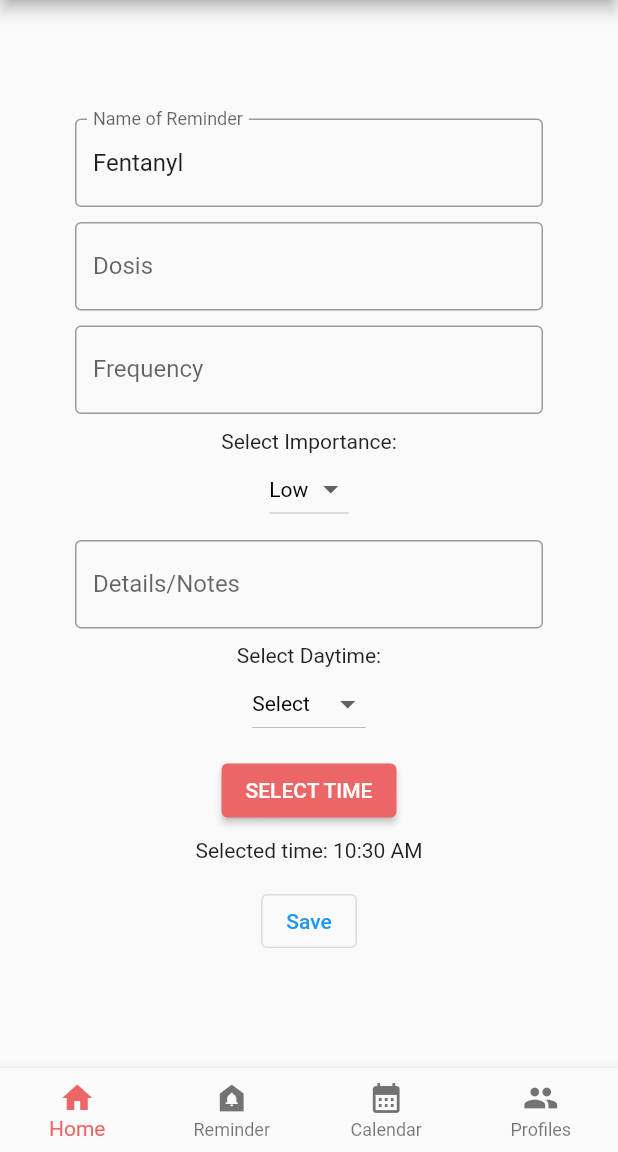
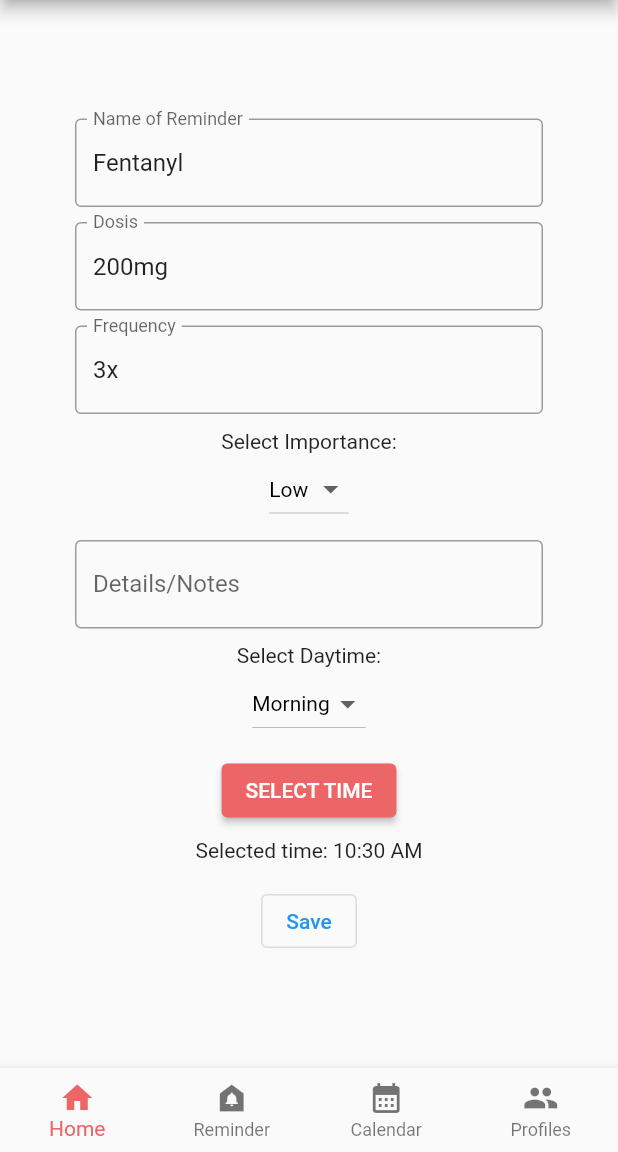
Before and after one commit to tobias-mack/tabmind, a Flutter app: the screen it shows after launch, after a tap on "Fentanyl", on a phone screen of 412 x 824 dp, the part 84-1236 px from its top. Run offline on Flutter 3.47's test engine with Material 2 defaults, Android fonts, the phone set to English and light mode, and no system bars; our stand-ins replace flutter_riverpod, freezed_annotation, table_calendar.

Commit message:
ReminderDetails: small adjustment

```diff
--- a/lib/pages/reminderDetails/reminderDetails_view.dart
+++ b/lib/pages/reminderDetails/reminderDetails_view.dart
@@ -14,7 +14,7 @@ class ReminderDetailsView extends StatefulWidget {
 
 class _ReminderDetailsViewState extends State<ReminderDetailsView> {
   String dropdownValue = "Low";
-  String dropdownValue2 = "Select";
+  String dropdownValue2 = "Morning";
   TimeOfDay _time = TimeOfDay.now();
 
   void dropdownCallback(String? selectedValue) {
@@ -84,7 +84,7 @@ class _ReminderDetailsViewState extends State<ReminderDetailsView> {
               Padding(
                 padding: EdgeInsets.fromLTRB(20, 5, 20, 5),
                 child: TextFormField(
-                  initialValue: '',
+                  initialValue: '200mg',
                   decoration: InputDecoration(
                     labelText: 'Dosis',
                     border: OutlineInputBorder(),
@@ -94,7 +94,7 @@ class _ReminderDetailsViewState extends State<ReminderDetailsView> {
               Padding(
                 padding: EdgeInsets.fromLTRB(20, 5, 20, 10),
                 child: TextFormField(
-                  initialValue: '',
+                  initialValue: '3x',
                   decoration: InputDecoration(
                     labelText: 'Frequency',
                     border: OutlineInputBorder(),
@@ -139,7 +139,7 @@ class _ReminderDetailsViewState extends State<ReminderDetailsView> {
                     DropdownMenuItem(child: Text("Morning"), value: "Morning"),
                     DropdownMenuItem(child: Text("Midday"), value: "Midday"),
                     DropdownMenuItem(child: Text("Night"), value: "Night"),
-                    DropdownMenuItem(child: Text("Select"), value: "Select"),
+                    DropdownMenuItem(child: Text("Night"), value: "Night"),
                   ],
                   value: dropdownValue2,
                   onChanged: dropdownCallback2,
--- a/lib/ui-kit/reminder_tile.dart
+++ b/lib/ui-kit/reminder_tile.dart
@@ -1,4 +1,5 @@
 import 'package:flutter/material.dart';
+import 'package:tabmind/pages/reminderPage/reminderPage_view.dart';
 
 class ReminderTile extends StatelessWidget {
   final AssetImage image;
@@ -14,7 +15,8 @@ class ReminderTile extends StatelessWidget {
   Widget build(BuildContext context) {
     return GestureDetector(
       onTap: () {
-        //TODO: route to profile reminders
+        Navigator.of(context)
+            .push(MaterialPageRoute(builder: (context) => ReminderPageView()));
       },
       child: Column(
         children: [
```
